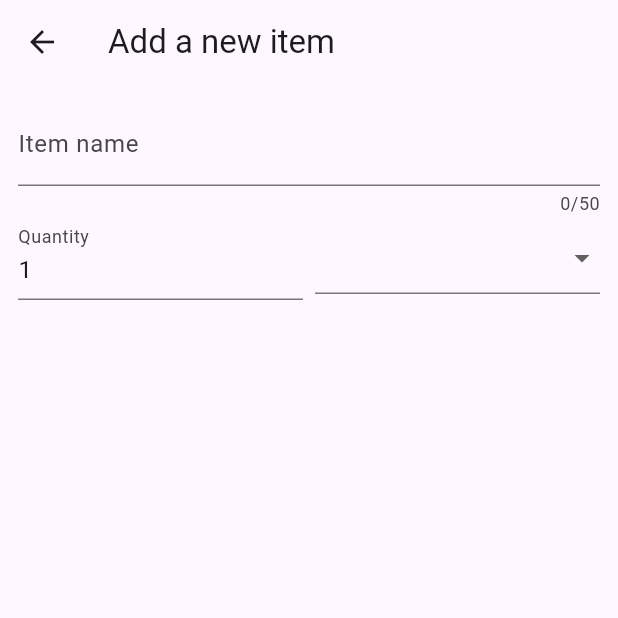
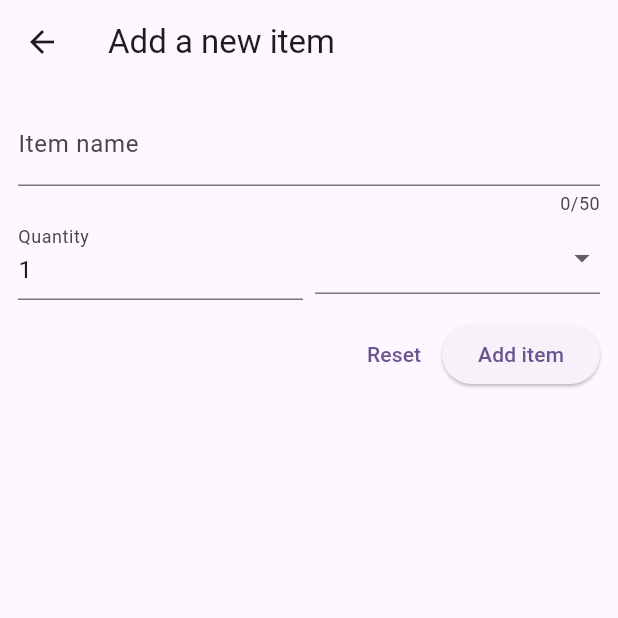
Before and after one commit to IrisNeonDreams1989/shopping_list_app, a Flutter app: the NewItem screen opened directly, on a phone screen of 412 x 824 dp, the top half of it. Run offline on Flutter 3.47's test engine with Material 3 defaults, Android fonts, the phone set to English and light mode, and no system bars.

Commit message:
Add buttons to the form

```diff
--- a/lib/widgets/new_item.dart
+++ b/lib/widgets/new_item.dart
@@ -67,6 +67,15 @@ class _NewItemState extends State<NewItem> {
                   ),
                 ],
               ),
+              const SizedBox(height: 12),
+              Row(
+                mainAxisAlignment: MainAxisAlignment.end,
+                children: [
+                  TextButton(onPressed: () {}, child: const Text('Reset')),
+                  ElevatedButton(
+                      onPressed: () {}, child: const Text('Add item')),
+                ],
+              ),
             ],
           ),
         ),
```
